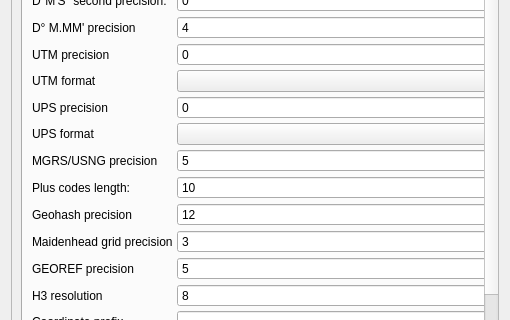
The window that ui/latLonSettings.ui (NationalSecurityAgency/qgis-latlontools-plugin) describes before a commit, drawn with Qt 5; both pictures show x 0 to 510 and y 362 to 682 of the 510 by 802 pixel window.
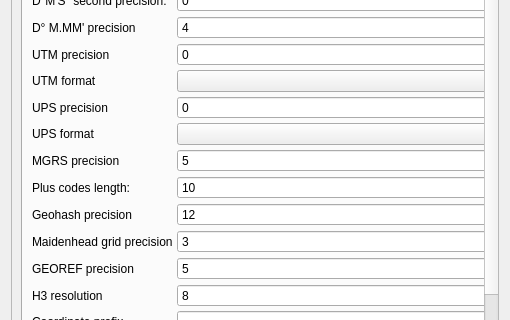
The same window after the commit. Custom widgets are drawn as their Qt base class.

Commit message: MGRS and USNG not the same in all cases.

The edit to the form file:
```diff
--- a/ui/latLonSettings.ui
+++ b/ui/latLonSettings.ui
@@ -336,7 +336,7 @@
              <item row="8" column="0">
               <widget class="QLabel" name="label_62">
                <property name="text">
-                <string>MGRS/USNG precision</string>
+                <string>MGRS precision</string>
                </property>
               </widget>
              </item>
```
Left out of the diff: 8 changed lines with no effect on the pictures. The commit also changes 2 other files.
